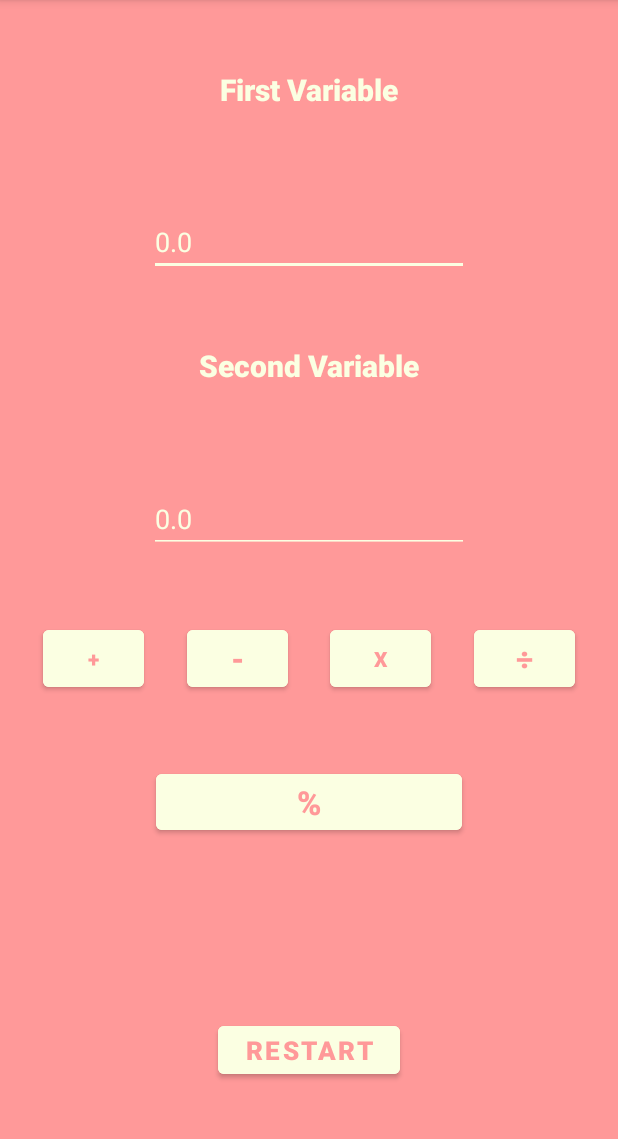
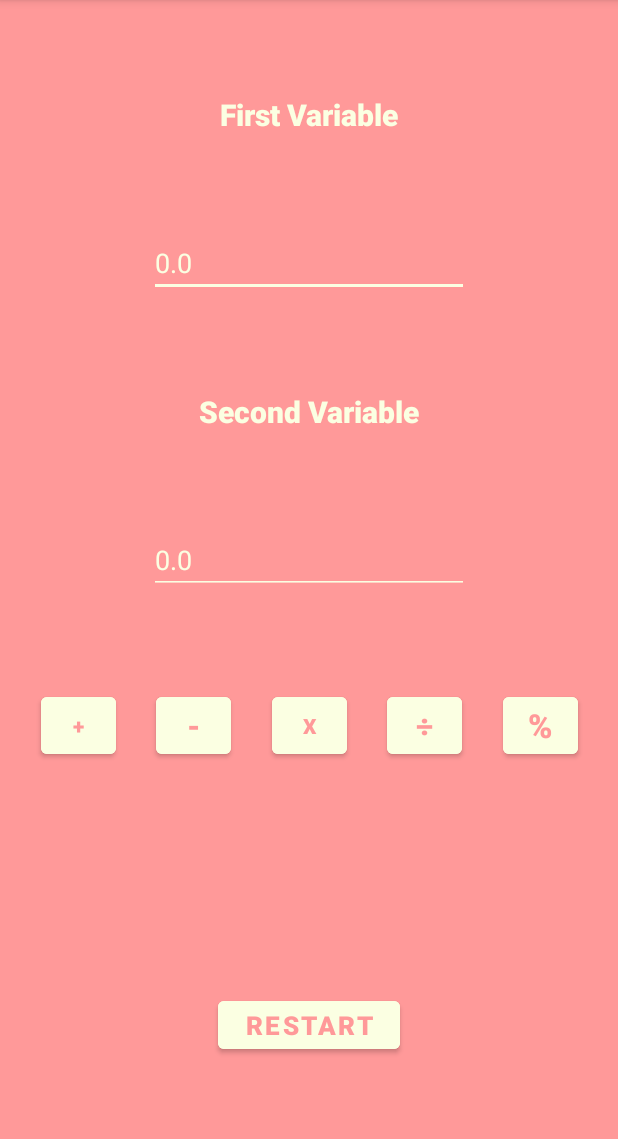
Before and after one commit to Aishie123/Dones_Calculator, an Android app: the screen it shows after launch (MainActivity), on a phone screen of 412 x 824 dp, the part 84-1223 px from its top. Run offline under Robolectric (Android 15) with nearby library versions, the phone set to English and light mode, and no system bars.

Commit message:
Initial commit

```diff
--- a/app/src/main/java/mcm/edu/ph/dones_calculator/MainActivity.java
+++ b/app/src/main/java/mcm/edu/ph/dones_calculator/MainActivity.java
@@ -26,19 +26,19 @@ public class MainActivity extends AppCompatActivity {
 
     public void operations(){
 
-        plus = (Button) findViewById(R.id.button);
-        minus = (Button) findViewById(R.id.button3);
-        mul = (Button) findViewById(R.id.button4);
-        div = (Button) findViewById(R.id.button5);
+        plus = (Button) findViewById(R.id.plus);
+        minus = (Button) findViewById(R.id.minus);
+        mul = (Button) findViewById(R.id.times);
+        div = (Button) findViewById(R.id.divide);
         mod = (Button) findViewById(R.id.mod);
 
         res = (Button) findViewById(R.id.res);
 
-        var1 = (EditText) findViewById(R.id.entry1);
-        var2 = (EditText) findViewById(R.id.entry2);
+        var1 = (EditText) findViewById(R.id.var1entry);
+        var2 = (EditText) findViewById(R.id.var2entry);
 
-        ther = (TextView) findViewById(R.id.textView5);
-        ansbox = (TextView) findViewById(R.id.textView4);
+        ther = (TextView) findViewById(R.id.result);
+        ansbox = (TextView) findViewById(R.id.answer);
 
         TAG = "calculator";
 
--- a/app/src/main/res/layout/activity_main.xml
+++ b/app/src/main/res/layout/activity_main.xml
@@ -8,62 +8,63 @@
     tools:context=".MainActivity">
 
     <Button
-        android:id="@+id/button"
-        android:layout_width="67dp"
+        android:id="@+id/plus"
+        android:layout_width="50dp"
         android:layout_height="50dp"
         android:backgroundTint="#FBFFE2"
         android:fontFamily="sans-serif-black"
         android:text="+"
         android:textColor="#FF9999"
-        app:layout_constraintBottom_toTopOf="@+id/mod"
-        app:layout_constraintEnd_toStartOf="@+id/button3"
+        app:layout_constraintBottom_toTopOf="@+id/result"
+        app:layout_constraintEnd_toEndOf="parent"
+        app:layout_constraintEnd_toStartOf="@+id/minus"
         app:layout_constraintHorizontal_bias="0.5"
         app:layout_constraintStart_toStartOf="parent"
-        app:layout_constraintTop_toBottomOf="@+id/entry2" />
+        app:layout_constraintTop_toBottomOf="@+id/var2entry" />
 
     <Button
-        android:id="@+id/button3"
-        android:layout_width="67dp"
+        android:id="@+id/minus"
+        android:layout_width="50dp"
         android:layout_height="50dp"
         android:backgroundTint="#FBFFE2"
         android:fontFamily="sans-serif-black"
         android:text="-"
         android:textColor="#FF9999"
         android:textSize="20sp"
-        app:layout_constraintEnd_toStartOf="@+id/button4"
+        app:layout_constraintEnd_toStartOf="@+id/times"
         app:layout_constraintHorizontal_bias="0.5"
-        app:layout_constraintStart_toEndOf="@+id/button"
-        app:layout_constraintTop_toTopOf="@+id/button" />
+        app:layout_constraintStart_toEndOf="@+id/plus"
+        app:layout_constraintTop_toTopOf="@+id/plus" />
 
     <Button
-        android:id="@+id/button4"
-        android:layout_width="67dp"
+        android:id="@+id/times"
+        android:layout_width="50dp"
         android:layout_height="50dp"
         android:backgroundTint="#FBFFE2"
         android:fontFamily="sans-serif-black"
         android:text="x"
         android:textColor="#FF9999"
-        app:layout_constraintEnd_toStartOf="@+id/button5"
+        app:layout_constraintEnd_toStartOf="@+id/divide"
         app:layout_constraintHorizontal_bias="0.5"
-        app:layout_constraintStart_toEndOf="@+id/button3"
-        app:layout_constraintTop_toTopOf="@+id/button3" />
+        app:layout_constraintStart_toEndOf="@+id/minus"
+        app:layout_constraintTop_toTopOf="@+id/minus" />
 
     <Button
-        android:id="@+id/button5"
-        android:layout_width="67dp"
+        android:id="@+id/divide"
+        android:layout_width="50dp"
         android:layout_height="50dp"
         android:backgroundTint="#FBFFE2"
         android:fontFamily="sans-serif-black"
         android:text="÷"
         android:textColor="#FF9999"
         android:textSize="20sp"
-        app:layout_constraintEnd_toEndOf="parent"
+        app:layout_constraintEnd_toStartOf="@+id/mod"
         app:layout_constraintHorizontal_bias="0.5"
-        app:layout_constraintStart_toEndOf="@+id/button4"
-        app:layout_constraintTop_toTopOf="@+id/button4" />
+        app:layout_constraintStart_toEndOf="@+id/times"
+        app:layout_constraintTop_toTopOf="@+id/times" />
 
     <TextView
-        android:id="@+id/textView"
+        android:id="@+id/var1"
         android:layout_width="wrap_content"
         android:layout_height="wrap_content"
         android:autoSizeTextType="uniform"
@@ -71,14 +72,14 @@
         android:text="First Variable"
         android:textColor="#FBFFE2"
         android:textSize="20sp"
-        app:layout_constraintBottom_toTopOf="@+id/entry1"
+        app:layout_constraintBottom_toTopOf="@+id/var1entry"
         app:layout_constraintEnd_toEndOf="parent"
         app:layout_constraintHorizontal_bias="0.5"
         app:layout_constraintStart_toStartOf="parent"
         app:layout_constraintTop_toTopOf="parent" />
 
     <TextView
-        android:id="@+id/textView2"
+        android:id="@+id/var2"
         android:layout_width="wrap_content"
         android:layout_height="wrap_content"
         android:autoSizeTextType="uniform"
@@ -86,16 +87,16 @@
         android:text="Second Variable"
         android:textColor="#FBFFE2"
         android:textSize="20sp"
-        app:layout_constraintBottom_toTopOf="@+id/entry2"
+        app:layout_constraintBottom_toTopOf="@+id/var2entry"
         app:layout_constraintEnd_toEndOf="parent"
+        app:layout_constraintHorizontal_bias="0.5"
         app:layout_constraintStart_toStartOf="parent"
-        app:layout_constraintTop_toBottomOf="@+id/entry1" />
+        app:layout_constraintTop_toBottomOf="@+id/var1entry" />
 
     <EditText
-        android:id="@+id/entry1"
+        android:id="@+id/var1entry"
         android:layout_width="wrap_content"
         android:layout_height="wrap_content"
-        android:layout_marginTop="20dp"
         android:autoSizeTextType="uniform"
         android:ems="10"
         android:inputType="numberDecimal"
@@ -103,18 +104,17 @@
         android:textColor="#FBFFE2"
         android:textSize="18sp"
         app:backgroundTint="#FBFFE2"
-        app:layout_constraintBottom_toTopOf="@+id/textView2"
+        app:layout_constraintBottom_toTopOf="@+id/var2"
         app:layout_constraintEnd_toEndOf="parent"
         app:layout_constraintHorizontal_bias="0.5"
         app:layout_constraintStart_toStartOf="parent"
-        app:layout_constraintTop_toBottomOf="@+id/textView"
+        app:layout_constraintTop_toBottomOf="@+id/var1"
         tools:ignore="TouchTargetSizeCheck" />
 
     <EditText
-        android:id="@+id/entry2"
+        android:id="@+id/var2entry"
         android:layout_width="wrap_content"
         android:layout_height="wrap_content"
-        android:layout_marginTop="20dp"
         android:autoSizeTextType="uniform"
         android:ems="10"
         android:inputType="numberDecimal"
@@ -122,15 +122,15 @@
         android:textColor="#FBFFE2"
         android:textSize="18sp"
         app:backgroundTint="#FBFFE2"
-        app:layout_constraintBottom_toTopOf="@+id/button"
+        app:layout_constraintBottom_toTopOf="@+id/plus"
         app:layout_constraintEnd_toEndOf="parent"
         app:layout_constraintHorizontal_bias="0.5"
         app:layout_constraintStart_toStartOf="parent"
-        app:layout_constraintTop_toBottomOf="@+id/textView2"
+        app:layout_constraintTop_toBottomOf="@+id/var2"
         tools:ignore="TouchTargetSizeCheck" />
 
     <TextView
-        android:id="@+id/textView5"
+        android:id="@+id/result"
         android:layout_width="wrap_content"
         android:layout_height="wrap_content"
         android:autoSizeTextType="uniform"
@@ -140,11 +140,12 @@
         android:textSize="20sp"
         android:visibility="invisible"
         app:layout_constraintBottom_toTopOf="@+id/res"
-        app:layout_constraintEnd_toStartOf="@+id/textView4"
+        app:layout_constraintEnd_toStartOf="@+id/answer"
         app:layout_constraintHorizontal_bias="0.5"
         app:layout_constraintHorizontal_chainStyle="packed"
         app:layout_constraintStart_toStartOf="parent"
-        app:layout_constraintTop_toBottomOf="@+id/mod" />
+        app:layout_constraintTop_toBottomOf="@+id/plus"
+        app:layout_constraintVertical_bias="0.25" />
 
     <Button
         android:id="@+id/res"
@@ -157,29 +158,28 @@
         android:textColor="#FF9999"
         android:textSize="16sp"
         app:layout_constraintBottom_toBottomOf="parent"
-        app:layout_constraintEnd_toEndOf="@+id/textView4"
+        app:layout_constraintEnd_toEndOf="@+id/answer"
         app:layout_constraintHorizontal_bias="0.5"
-        app:layout_constraintStart_toStartOf="@+id/textView5"
-        app:layout_constraintTop_toBottomOf="@+id/textView5" />
+        app:layout_constraintStart_toStartOf="@+id/result"
+        app:layout_constraintTop_toBottomOf="@+id/result" />
 
     <Button
         android:id="@+id/mod"
-        android:layout_width="204dp"
-        android:layout_height="49dp"
+        android:layout_width="50dp"
+        android:layout_height="50dp"
         android:autoSizeTextType="uniform"
         android:backgroundTint="#FBFFE2"
         android:fontFamily="sans-serif-black"
         android:text="%"
         android:textColor="#FF9999"
         android:textSize="16sp"
-        app:layout_constraintBottom_toTopOf="@+id/textView5"
-        app:layout_constraintEnd_toEndOf="@+id/button5"
+        app:layout_constraintEnd_toEndOf="parent"
         app:layout_constraintHorizontal_bias="0.5"
-        app:layout_constraintStart_toStartOf="@+id/button"
-        app:layout_constraintTop_toBottomOf="@+id/button" />
+        app:layout_constraintStart_toEndOf="@+id/divide"
+        app:layout_constraintTop_toTopOf="@+id/divide" />
 
     <TextView
-        android:id="@+id/textView4"
+        android:id="@+id/answer"
         android:layout_width="wrap_content"
         android:layout_height="wrap_content"
         android:autoSizeTextType="uniform"
@@ -190,13 +190,13 @@
         android:visibility="invisible"
         app:layout_constraintEnd_toEndOf="parent"
         app:layout_constraintHorizontal_bias="0.0"
-        app:layout_constraintStart_toEndOf="@+id/textView5"
-        app:layout_constraintTop_toTopOf="@+id/textView5" />
+        app:layout_constraintStart_toEndOf="@+id/result"
+        app:layout_constraintTop_toTopOf="@+id/result" />
 
     <androidx.constraintlayout.widget.Group
         android:id="@+id/group"
         android:layout_width="wrap_content"
         android:layout_height="wrap_content"
-        app:constraint_referenced_ids="textView,textView2,entry2,entry1" />
+        app:constraint_referenced_ids="var1,var2,var2entry,var1entry" />
 
 </androidx.constraintlayout.widget.ConstraintLayout>
```
